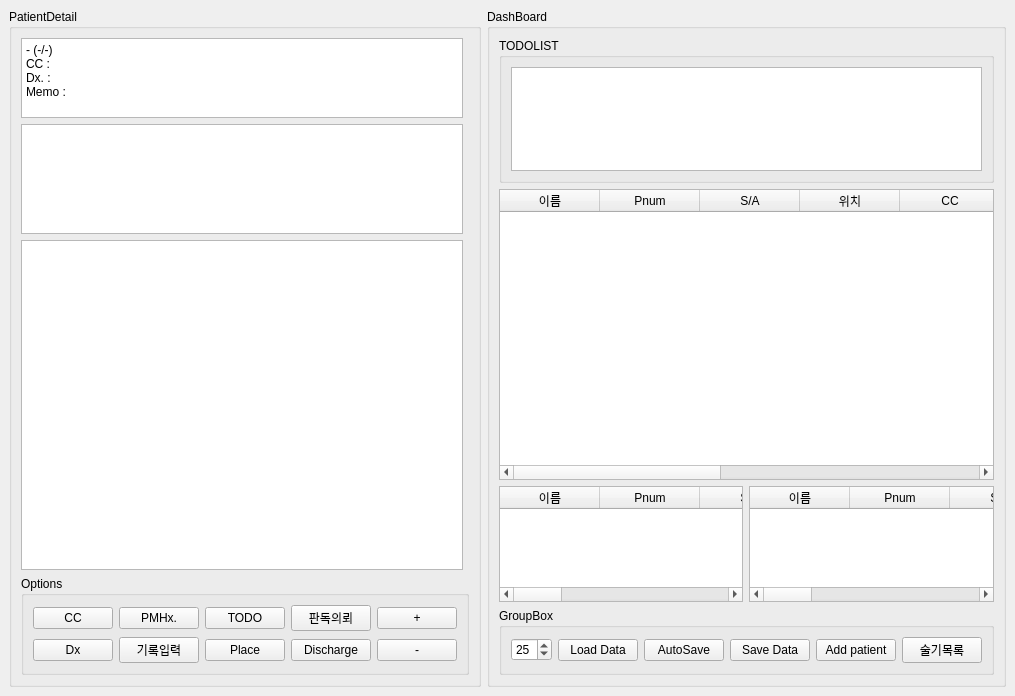
Before: the Qt Designer form UI/MainWin.ui in caerulea3/ERSupporter, drawn with Qt 5.
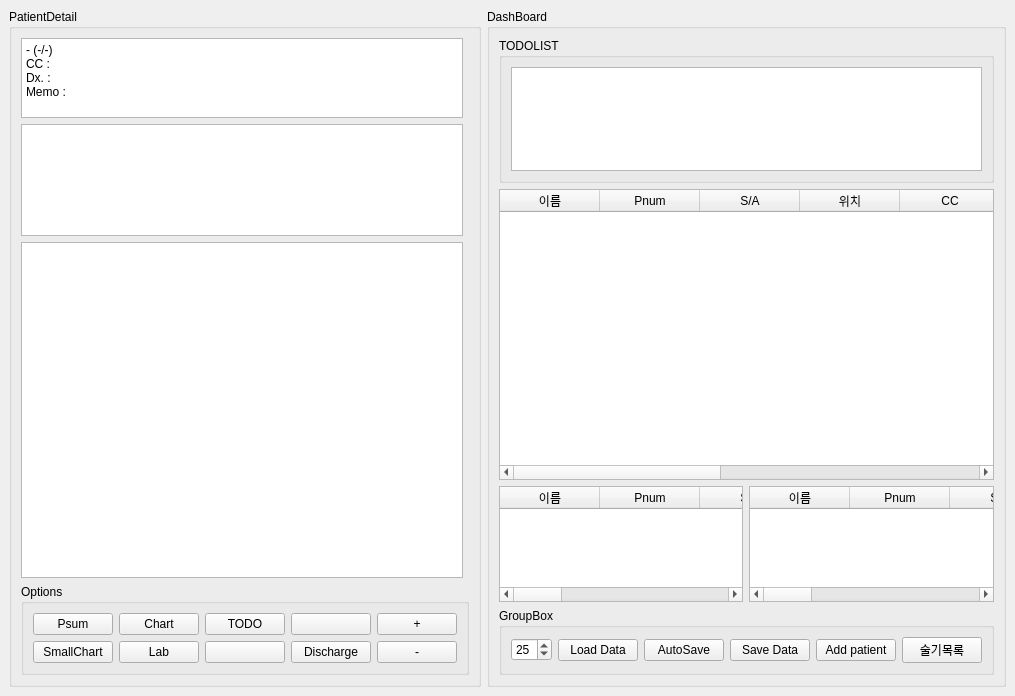
After: the same form once the commit is applied.

```diff
--- a/UI/MainWin.ui
+++ b/UI/MainWin.ui
@@ -313,7 +313,7 @@
           <item row="1" column="1">
            <widget class="QPushButton" name="CCB">
             <property name="text">
-             <string>CC</string>
+             <string>Psum</string>
             </property>
            </widget>
           </item>
@@ -327,14 +327,14 @@
           <item row="3" column="3">
            <widget class="QPushButton" name="PlaceB">
             <property name="text">
-             <string>Place</string>
+             <string/>
             </property>
            </widget>
           </item>
           <item row="3" column="2">
            <widget class="QPushButton" name="ChartB">
             <property name="text">
-             <string>기록입력</string>
+             <string>Lab</string>
             </property>
            </widget>
           </item>
@@ -355,21 +355,21 @@
           <item row="3" column="1">
            <widget class="QPushButton" name="DxB">
             <property name="text">
-             <string>Dx</string>
+             <string>SmallChart</string>
             </property>
            </widget>
           </item>
           <item row="1" column="4">
            <widget class="QPushButton" name="ReadingB">
             <property name="text">
-             <string>판독의뢰</string>
+             <string/>
             </property>
            </widget>
           </item>
           <item row="1" column="2">
            <widget class="QPushButton" name="PastMedicalB">
             <property name="text">
-             <string>PMHx.</string>
+             <string>Chart</string>
             </property>
            </widget>
           </item>
```
Left out of the diff: 5 changed lines with no effect on the pictures.
